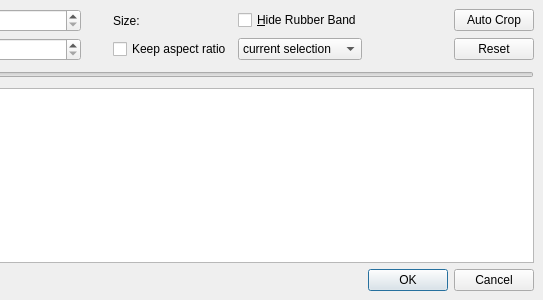
Qt form avidemux_plugins/ADM_videoFilters6/crop/qt5/crop.ui (mean00/avidemux2) before a commit; both pictures show x 238 to 781 and y 0 to 300 of the 781 by 300 pixel window.
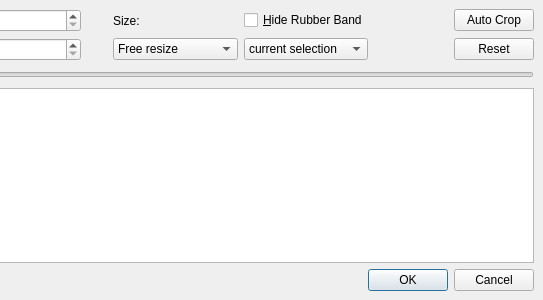
The same form after that commit. Custom widgets are drawn as their Qt base class.

Commit message: [crop/qt5] Drag mode

Patch:
```diff
--- a/avidemux_plugins/ADM_videoFilters6/crop/qt5/crop.ui
+++ b/avidemux_plugins/ADM_videoFilters6/crop/qt5/crop.ui
@@ -221,16 +221,6 @@
        </property>
       </widget>
      </item>
-     <item row="1" column="6">
-      <widget class="QCheckBox" name="checkBoxKeepAspect">
-       <property name="enabled">
-        <bool>true</bool>
-       </property>
-       <property name="text">
-        <string>Keep aspect ratio</string>
-       </property>
-      </widget>
-     </item>
      <item row="1" column="7">
       <widget class="QComboBox" name="comboBoxAspectRatio">
        <item>
@@ -275,6 +265,25 @@
        </item>
       </widget>
      </item>
+     <item row="1" column="6">
+      <widget class="QComboBox" name="comboBoxRubberMode">
+       <item>
+        <property name="text">
+         <string>Free resize</string>
+        </property>
+       </item>
+       <item>
+        <property name="text">
+         <string>Free drag</string>
+        </property>
+       </item>
+       <item>
+        <property name="text">
+         <string>Keep aspect ratio</string>
+        </property>
+       </item>
+      </widget>
+     </item>
     </layout>
    </item>
    <item>
```
Left out of the diff: 2 changed lines with no effect on the pictures. The commit also changes 7 other files.
